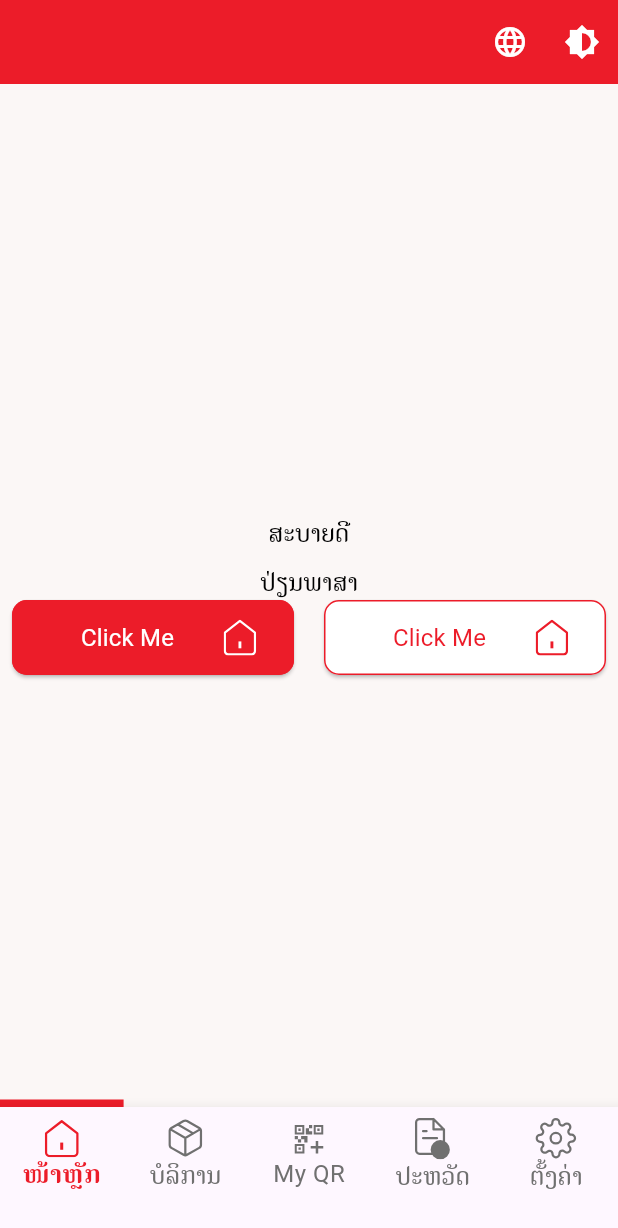
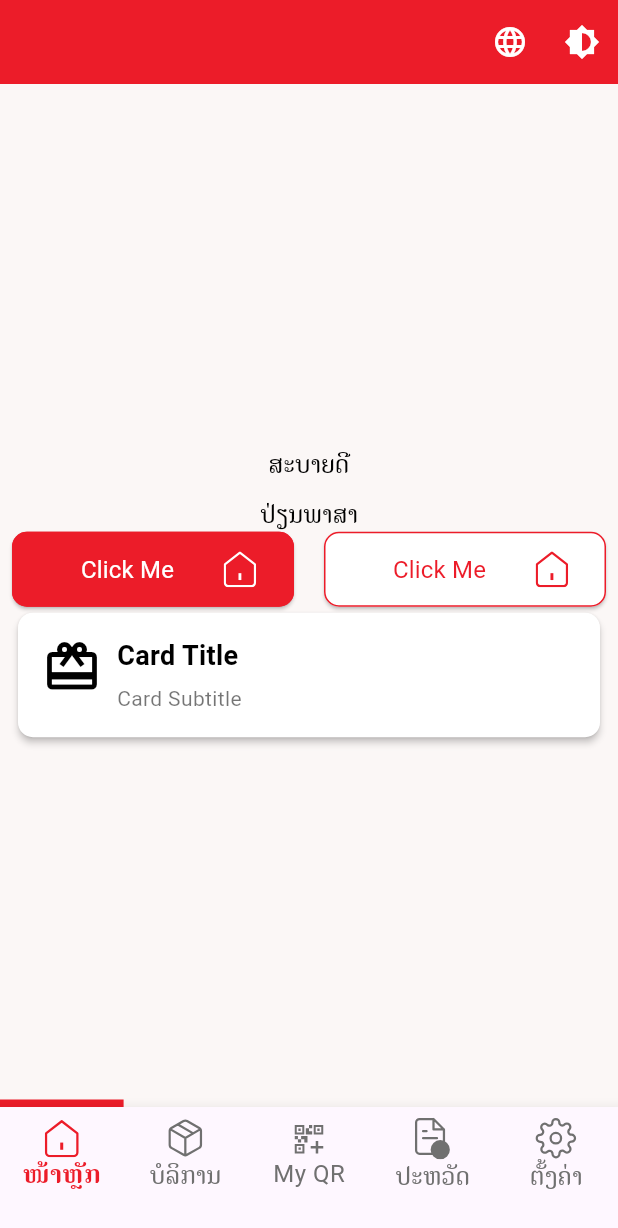
Before and after one commit to aoypsk8/super_app, a Flutter app: the screen it shows after launch, on a phone screen of 412 x 824 dp. Shown: the top 1228 px of the screen. Run offline on Flutter 3.47's test engine with Material 3 defaults, Android fonts, the light colour scheme and no system bars; our stand-ins replace flutter_svg, get, get_storage, google_fonts, sizer.

Commit message:
add card widget

```diff
--- a/lib/home_screen.dart
+++ b/lib/home_screen.dart
@@ -4,6 +4,7 @@ import 'package:sizer/sizer.dart';
 import 'package:super_app/services/theme_service.dart';
 import 'package:super_app/services/language_service.dart';
 import 'package:super_app/widget/button.dart';
+import 'package:super_app/widget/card.dart';
 import 'package:super_app/widget/textfont.dart';
 
 class HomeScreen extends StatelessWidget {
@@ -63,6 +64,7 @@ class HomeScreen extends StatelessWidget {
                   ),
                 ],
               ),
+              PrimaryCard()
             ],
           ),
         ),
--- a/lib/themes/dark_theme.dart
+++ b/lib/themes/dark_theme.dart
@@ -14,13 +14,14 @@ final ThemeData darkTheme = ThemeData.light().copyWith(
   ),
   unselectedWidgetColor: color_7070, // Inactive color
 
-  elevatedButtonTheme: ElevatedButtonThemeData(
-    style: ElevatedButton.styleFrom(
-      backgroundColor: color_primary_dark,
-      foregroundColor: color_fff,
-      side: BorderSide(color: color_primary_dark, width: 1),
-    ),
-  ),
+  // elevatedButtonTheme: ElevatedButtonThemeData(
+  //   style: ElevatedButton.styleFrom(
+  //     backgroundColor: color_primary_dark,
+  //     foregroundColor: color_fff,
+  //     side: BorderSide(color: color_primary_dark, width: 1),
+  //   ),
+  // ),
+
   // bottomNavigationBarTheme: BottomNavigationBarThemeData(
   //   backgroundColor: const Color(0xFFFBD021),
   //   selectedItemColor: Colors.teal,
--- a/lib/themes/light_theme.dart
+++ b/lib/themes/light_theme.dart
@@ -14,11 +14,11 @@ final ThemeData lightTheme = ThemeData.light().copyWith(
   ),
   unselectedWidgetColor: color_7070, // Inactive color
 
-  elevatedButtonTheme: ElevatedButtonThemeData(
-    style: ElevatedButton.styleFrom(
-      backgroundColor: color_primary_light,
-      foregroundColor: color_fff,
-      side: BorderSide(color: color_primary_light, width: 1),
-    ),
-  ),
+  // elevatedButtonTheme: ElevatedButtonThemeData(
+  //   style: ElevatedButton.styleFrom(
+  //     backgroundColor: color_primary_light,
+  //     foregroundColor: color_fff,
+  //     side: BorderSide(color: color_primary_light, width: 1),
+  //   ),
+  // ),
 );
--- /dev/null
+++ b/lib/widget/card.dart
@@ -0,0 +1,61 @@
+import 'package:flutter/material.dart';
+import 'package:get/get.dart';
+import 'package:super_app/services/theme_service.dart';
+
+class PrimaryCard extends StatelessWidget {
+  const PrimaryCard({super.key});
+
+  @override
+  Widget build(BuildContext context) {
+    final themeService = Get.find<ThemeService>();
+
+    return Obx(() {
+      // Use reactive theme changes
+      final isDarkMode = themeService.isDarkMode;
+      final cardColor = isDarkMode ? Colors.grey[850] : Colors.white; // Customize colors here
+
+      return Card(
+        color: cardColor,
+        elevation: 2.0,
+        shape: RoundedRectangleBorder(
+          borderRadius: BorderRadius.circular(10.0),
+        ),
+        child: Padding(
+          padding: const EdgeInsets.all(16.0),
+          child: Row(
+            crossAxisAlignment: CrossAxisAlignment.start,
+            children: [
+              Icon(
+                Icons.card_giftcard,
+                size: 40.0,
+                color: isDarkMode ? Colors.white : Colors.black,
+              ),
+              const SizedBox(width: 10.0),
+              Column(
+                crossAxisAlignment: CrossAxisAlignment.start,
+                children: [
+                  Text(
+                    'Card Title',
+                    style: TextStyle(
+                      fontSize: 18.0,
+                      fontWeight: FontWeight.bold,
+                      color: isDarkMode ? Colors.white : Colors.black,
+                    ),
+                  ),
+                  const SizedBox(height: 5.0),
+                  Text(
+                    'Card Subtitle',
+                    style: TextStyle(
+                      fontSize: 14.0,
+                      color: isDarkMode ? Colors.white70 : Colors.black54,
+                    ),
+                  ),
+                ],
+              ),
+            ],
+          ),
+        ),
+      );
+    });
+  }
+}
```
